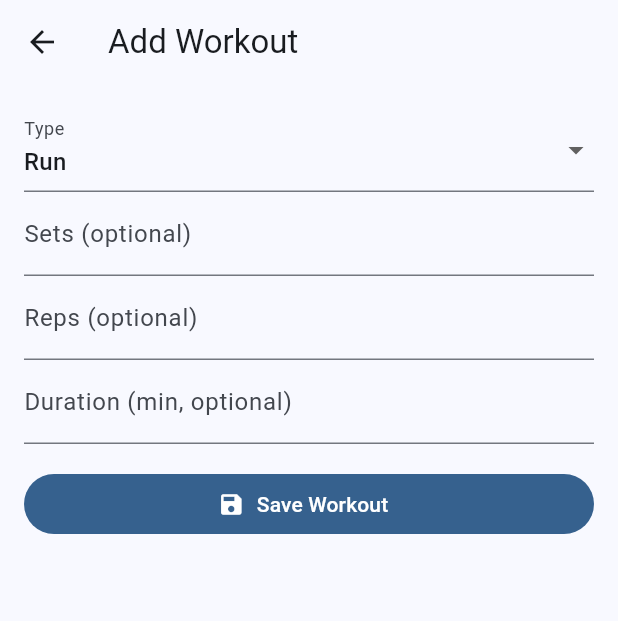
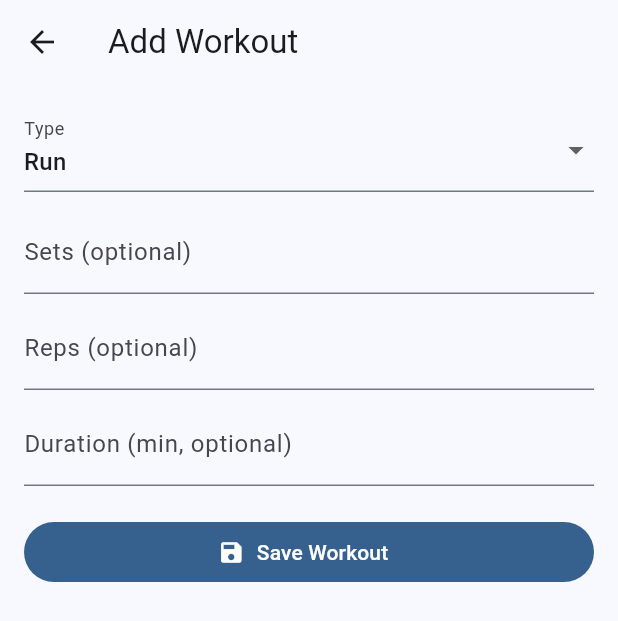
Before and after one commit to kevinlam13/FlowState, a Flutter app: the WorkoutUpsertScreen screen opened directly, after a tap on "Save Workout", on a phone screen of 412 x 824 dp. Shown: the top 621 px of the screen. Run offline on Flutter 3.47's test engine with Material 3 defaults, Android fonts, the light colour scheme and no system bars; our stand-ins replace fl_chart, sqflite; accounts and stored records are empty.

Commit message:
Commit 5: Input validation, empty states, and UX polish across workout upsert, calorie tracker, and workout log screens.

```diff
--- a/lib/screens/workout_upsert_screen.dart
+++ b/lib/screens/workout_upsert_screen.dart
@@ -6,6 +6,7 @@ import '../models/workout.dart';
 class WorkoutUpsertScreen extends StatefulWidget {
   final Workout? existing;
   const WorkoutUpsertScreen({super.key, this.existing});
+
   @override
   State<WorkoutUpsertScreen> createState() => _WorkoutUpsertScreenState();
 }
@@ -30,6 +31,14 @@ class _WorkoutUpsertScreenState extends State<WorkoutUpsertScreen> {
   }
 
   @override
+  void dispose() {
+    setsCtl.dispose();
+    repsCtl.dispose();
+    durCtl.dispose();
+    super.dispose();
+  }
+
+  @override
   Widget build(BuildContext context) {
     final editing = widget.existing != null;
     return Scaffold(
@@ -49,31 +58,72 @@ class _WorkoutUpsertScreenState extends State<WorkoutUpsertScreen> {
                 decoration: const InputDecoration(labelText: 'Type'),
               ),
             ),
-            TextFormField(controller: setsCtl, keyboardType: TextInputType.number, decoration: const InputDecoration(labelText: 'Sets (optional)')),
-            TextFormField(controller: repsCtl, keyboardType: TextInputType.number, decoration: const InputDecoration(labelText: 'Reps (optional)')),
-            TextFormField(controller: durCtl,  keyboardType: TextInputType.number, decoration: const InputDecoration(labelText: 'Duration (min, optional)')),
-            const SizedBox(height: 16),
+            const SizedBox(height: 12),
+            TextFormField(
+              controller: setsCtl,
+              keyboardType: TextInputType.number,
+              decoration: const InputDecoration(labelText: 'Sets (optional)'),
+            ),
+            const SizedBox(height: 8),
+            TextFormField(
+              controller: repsCtl,
+              keyboardType: TextInputType.number,
+              decoration: const InputDecoration(labelText: 'Reps (optional)'),
+            ),
+            const SizedBox(height: 8),
+            TextFormField(
+              controller: durCtl,
+              keyboardType: TextInputType.number,
+              decoration: const InputDecoration(labelText: 'Duration (min, optional)'),
+            ),
+            const SizedBox(height: 20),
             FilledButton.icon(
               onPressed: () async {
-                final sets = int.tryParse(setsCtl.text);
-                final reps = int.tryParse(repsCtl.text);
-                final dur  = int.tryParse(durCtl.text);
+                final sets = int.tryParse(setsCtl.text.trim());
+                final reps = int.tryParse(repsCtl.text.trim());
+                final dur  = int.tryParse(durCtl.text.trim());
+
+                // Validation:
+                // 1) If using sets/reps, require both (no partial). Otherwise allow duration.
+                if (((sets == null) ^ (reps == null)) && dur == null) {
+                  showSnack(context, 'Provide both sets & reps OR a duration');
+                  return;
+                }
+                // 2) Non-negative values only (if provided).
+                if ((sets != null && sets < 0) ||
+                    (reps != null && reps < 0) ||
+                    (dur  != null && dur  < 0)) {
+                  showSnack(context, 'Values cannot be negative');
+                  return;
+                }
+                // 3) At least one mode must be provided.
                 if ((sets == null || reps == null) && dur == null) {
-                  showSnack(context, 'Provide sets&reps OR duration'); return;
+                  showSnack(context, 'Provide sets&reps OR duration');
+                  return;
                 }
-                if (widget.existing == null) {
+
+                if (!editing) {
                   await WorkoutService.instance.insert(Workout(
-                    type: _type.value, sets: sets, reps: reps, durationMin: dur, date: DateTime.now(),
+                    type: _type.value,
+                    sets: sets,
+                    reps: reps,
+                    durationMin: dur,
+                    date: DateTime.now(),
                   ));
                 } else {
                   final w = widget.existing!;
                   await WorkoutService.instance.update(w.copyWith(
-                    type: _type.value, sets: sets, reps: reps, durationMin: dur,
+                    type: _type.value,
+                    sets: sets,
+                    reps: reps,
+                    durationMin: dur,
                   ));
                 }
+
                 if (context.mounted) Navigator.pop(context);
               },
-              icon: const Icon(Icons.save), label: Text(editing ? 'Save Changes' : 'Save Workout'),
+              icon: const Icon(Icons.save),
+              label: Text(editing ? 'Save Changes' : 'Save Workout'),
             )
           ],
         ),
```
Also changed, not shown: lib/screens/calorie_tracker_screen.dart (+54 -19 lines), lib/screens/workout_log_screen.dart (+23 -8 lines).
